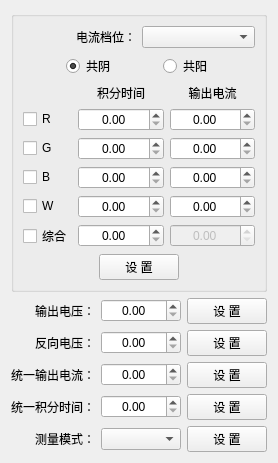
hexianqi/QtCode, file SL1000/HTestSetWidget1000RGB.ui: the form before one commit.
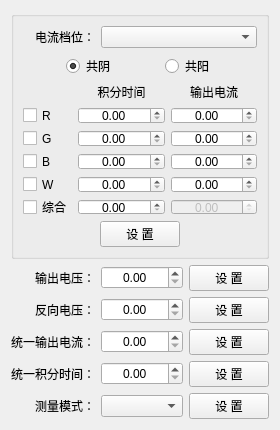
The form after the commit.

Patch:
```diff
--- a/SL1000/HTestSetWidget1000RGB.ui
+++ b/SL1000/HTestSetWidget1000RGB.ui
@@ -6,36 +6,35 @@
    <rect>
     <x>0</x>
     <y>0</y>
-    <width>278</width>
-    <height>429</height>
+    <width>280</width>
+    <height>430</height>
    </rect>
   </property>
+  <property name="minimumSize">
+   <size>
+    <width>280</width>
+    <height>430</height>
+   </size>
+  </property>
   <property name="windowTitle">
    <string>Form</string>
   </property>
-  <layout class="QGridLayout" name="gridLayout_2" columnstretch="0,1,0">
-   <item row="4" column="2">
-    <widget class="QPushButton" name="pushButton_4">
-     <property name="text">
-      <string>设 置</string>
+  <layout class="QGridLayout" name="gridLayout_2" rowstretch="0,0,0,0,0,0,0,1" columnstretch="0,1,0">
+   <item row="3" column="1">
+    <widget class="QDoubleSpinBox" name="doubleSpinBox_2">
+     <property name="alignment">
+      <set>Qt::AlignCenter</set>
      </property>
     </widget>
    </item>
-   <item row="1" column="2">
-    <widget class="QPushButton" name="pushButton_1">
-     <property name="text">
-      <string>设 置</string>
-     </property>
-    </widget>
-   </item>
-   <item row="0" column="0" colspan="3">
+   <item row="1" column="0" colspan="3">
     <widget class="QGroupBox" name="groupBox">
      <property name="title">
       <string/>
      </property>
      <layout class="QVBoxLayout" name="verticalLayout">
       <item>
-       <layout class="QHBoxLayout" name="horizontalLayout_2">
+       <layout class="QHBoxLayout" name="horizontalLayout_2" stretch="0,1">
         <item>
          <widget class="QLabel" name="label_009">
           <property name="minimumSize">
@@ -325,59 +324,21 @@
      </layout>
     </widget>
    </item>
-   <item row="2" column="1">
-    <widget class="QDoubleSpinBox" name="doubleSpinBox_2">
-     <property name="alignment">
-      <set>Qt::AlignCenter</set>
-     </property>
-    </widget>
-   </item>
-   <item row="3" column="0">
-    <widget class="QLabel" name="label_005">
-     <property name="minimumSize">
-      <size>
-       <width>72</width>
-       <height>0</height>
-      </size>
-     </property>
+   <item row="6" column="2">
+    <widget class="QPushButton" name="pushButton_5">
      <property name="text">
-      <string>统一输出电流：</string>
+      <string>设 置</string>
      </property>
-     <property name="alignment">
-      <set>Qt::AlignRight|Qt::AlignTrailing|Qt::AlignVCenter</set>
-     </property>
-     <property name="buddy">
-      <cstring>doubleSpinBox_11</cstring>
-     </property>
     </widget>
    </item>
-   <item row="1" column="1">
-    <widget class="QDoubleSpinBox" name="doubleSpinBox_1">
-     <property name="alignment">
-      <set>Qt::AlignCenter</set>
-     </property>
-    </widget>
-   </item>
-   <item row="5" column="0">
-    <widget class="QLabel" name="label_003">
-     <property name="minimumSize">
-      <size>
-       <width>72</width>
-       <height>0</height>
-      </size>
-     </property>
+   <item row="4" column="2">
+    <widget class="QPushButton" name="pushButton_3">
      <property name="text">
-      <string>测量模式：</string>
+      <string>设 置</string>
      </property>
-     <property name="alignment">
-      <set>Qt::AlignRight|Qt::AlignTrailing|Qt::AlignVCenter</set>
-     </property>
-     <property name="buddy">
-      <cstring>comboBox_1</cstring>
-     </property>
     </widget>
    </item>
-   <item row="1" column="0">
+   <item row="2" column="0">
     <widget class="QLabel" name="label_002">
      <property name="minimumSize">
       <size>
@@ -396,21 +357,35 @@
      </property>
     </widget>
    </item>
-   <item row="5" column="2">
-    <widget class="QPushButton" name="pushButton_5">
+   <item row="2" column="1">
+    <widget class="QDoubleSpinBox" name="doubleSpinBox_1">
+     <property name="alignment">
+      <set>Qt::AlignCenter</set>
+     </property>
+    </widget>
+   </item>
+   <item row="3" column="2">
+    <widget class="QPushButton" name="pushButton_2">
      <property name="text">
       <string>设 置</string>
      </property>
     </widget>
    </item>
-   <item row="3" column="1">
+   <item row="4" column="1">
     <widget class="QDoubleSpinBox" name="doubleSpinBox_3">
      <property name="alignment">
       <set>Qt::AlignCenter</set>
      </property>
     </widget>
    </item>
-   <item row="4" column="0">
+   <item row="5" column="2">
+    <widget class="QPushButton" name="pushButton_4">
+     <property name="text">
+      <string>设 置</string>
+     </property>
+    </widget>
+   </item>
+   <item row="5" column="0">
     <widget class="QLabel" name="label_3">
      <property name="minimumSize">
       <size>
@@ -430,27 +405,35 @@
     </widget>
    </item>
    <item row="2" column="2">
-    <widget class="QPushButton" name="pushButton_2">
+    <widget class="QPushButton" name="pushButton_1">
      <property name="text">
       <string>设 置</string>
      </property>
     </widget>
    </item>
-   <item row="4" column="1">
-    <widget class="QDoubleSpinBox" name="doubleSpinBox_4">
+   <item row="6" column="0">
+    <widget class="QLabel" name="label_003">
+     <property name="minimumSize">
+      <size>
+       <width>72</width>
+       <height>0</height>
+      </size>
+     </property>
+     <property name="text">
+      <string>测量模式：</string>
+     </property>
      <property name="alignment">
-      <set>Qt::AlignCenter</set>
+      <set>Qt::AlignRight|Qt::AlignTrailing|Qt::AlignVCenter</set>
      </property>
-    </widget>
-   </item>
-   <item row="3" column="2">
-    <widget class="QPushButton" name="pushButton_3">
-     <property name="text">
-      <string>设 置</string>
+     <property name="buddy">
+      <cstring>comboBox_1</cstring>
      </property>
     </widget>
    </item>
-   <item row="2" column="0">
+   <item row="6" column="1">
+    <widget class="QComboBox" name="comboBox_1"/>
+   </item>
+   <item row="3" column="0">
     <widget class="QLabel" name="label_6">
      <property name="minimumSize">
       <size>
@@ -470,9 +453,32 @@
     </widget>
    </item>
    <item row="5" column="1">
-    <widget class="QComboBox" name="comboBox_1"/>
+    <widget class="QDoubleSpinBox" name="doubleSpinBox_4">
+     <property name="alignment">
+      <set>Qt::AlignCenter</set>
+     </property>
+    </widget>
    </item>
-   <item row="6" column="1">
+   <item row="4" column="0">
+    <widget class="QLabel" name="label_005">
+     <property name="minimumSize">
+      <size>
+       <width>72</width>
+       <height>0</height>
+      </size>
+     </property>
+     <property name="text">
+      <string>统一输出电流：</string>
+     </property>
+     <property name="alignment">
+      <set>Qt::AlignRight|Qt::AlignTrailing|Qt::AlignVCenter</set>
+     </property>
+     <property name="buddy">
+      <cstring>doubleSpinBox_11</cstring>
+     </property>
+    </widget>
+   </item>
+   <item row="7" column="0" colspan="3">
     <spacer name="verticalSpacer">
      <property name="orientation">
       <enum>Qt::Vertical</enum>
```
